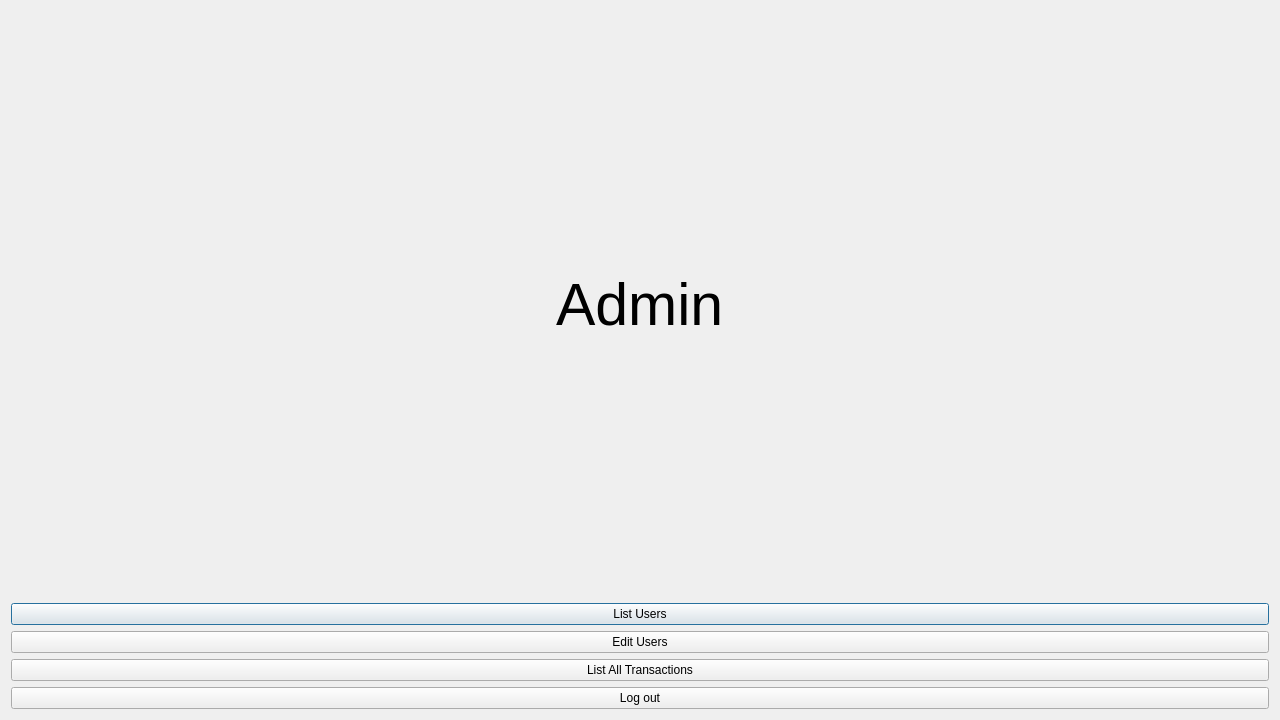
Before: the Qt Designer form Ds_project/adminwindow.ui in mohamed-khalid-gamal/Ds_Project, drawn with Qt 5.
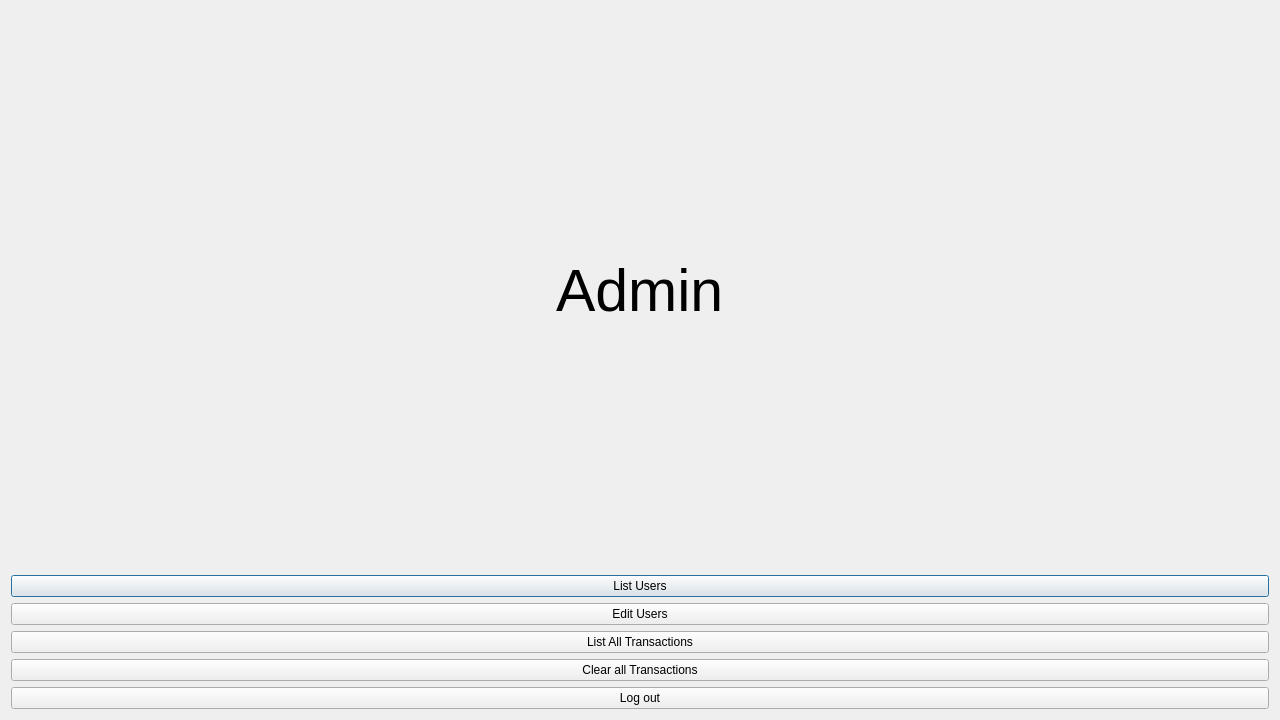
After: the same form once the commit is applied.

Commit message: Added clear list option to admin menu

The edit to the form file:
```diff
--- a/Ds_project/adminwindow.ui
+++ b/Ds_project/adminwindow.ui
@@ -49,6 +49,13 @@
        </property>
       </widget>
      </item>
+     <item>
+      <widget class="QPushButton" name="pushButton_5">
+       <property name="text">
+        <string>Clear all Transactions</string>
+       </property>
+      </widget>
+     </item>
      <item>
       <widget class="QPushButton" name="pushButton_3">
        <property name="text">
```
The commit also changes 6 other files.
